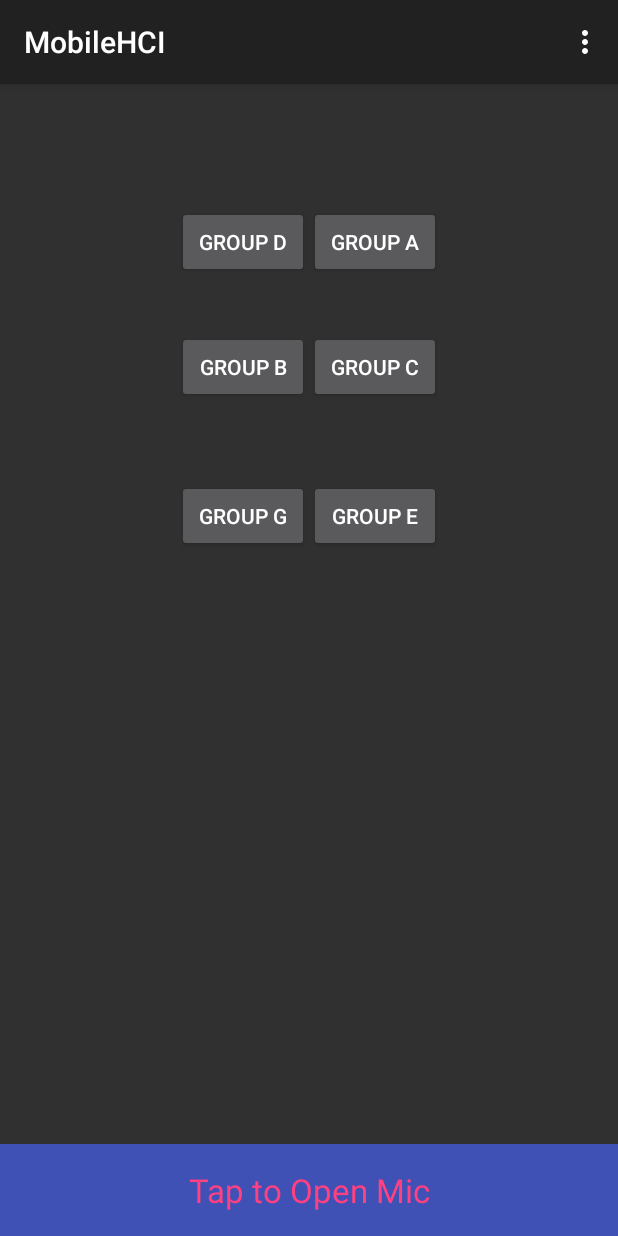
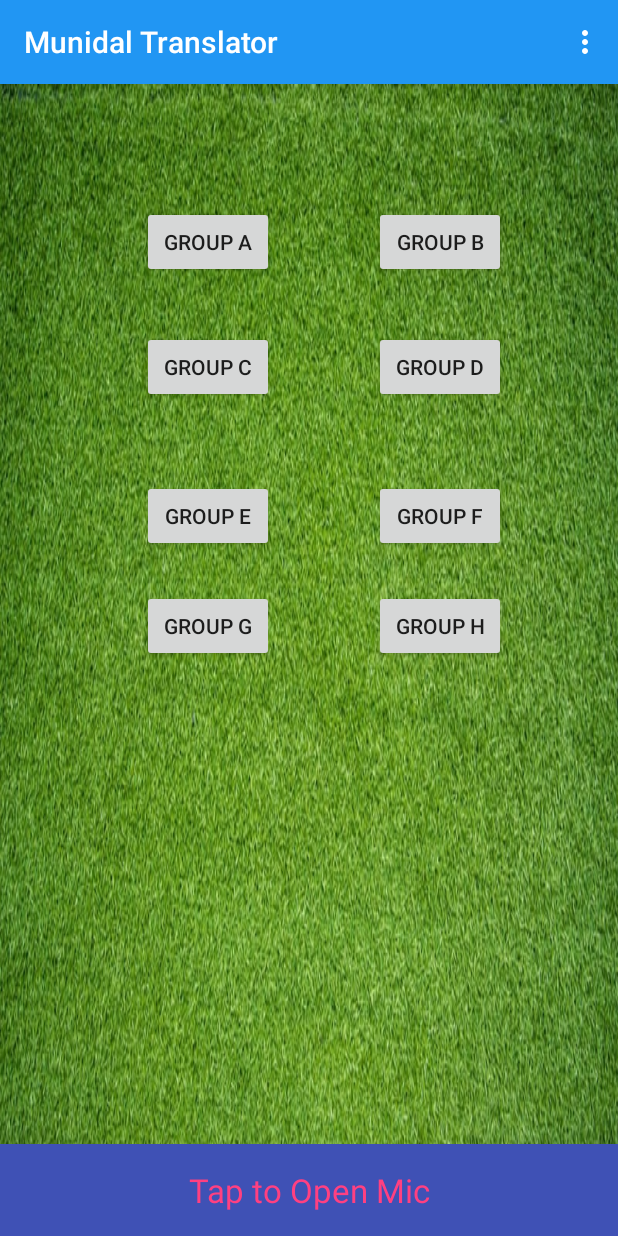
Before and after one commit to mariosfx540/MobileHCI_Project, an Android app: the screen it shows after launch (MainActivity), on a phone screen of 412 x 824 dp. Run offline under Robolectric (Android 15) with nearby library versions, the phone set to English and light mode, and no system bars.

Commit message:
Design_Changes

```diff
--- a/app/src/main/AndroidManifest.xml
+++ b/app/src/main/AndroidManifest.xml
@@ -8,7 +8,7 @@
         android:label="@string/app_name"
         android:roundIcon="@mipmap/ic_launcher_round"
         android:supportsRtl="true"
-        android:theme="@style/Theme.AppCompat">
+        android:theme="@style/AppTheme">
         <activity android:name=".MainActivity">
             <intent-filter>
                 <action android:name="android.intent.action.MAIN" />
--- a/app/src/main/java/com/example/dimis/mobilehci/MainActivity.java
+++ b/app/src/main/java/com/example/dimis/mobilehci/MainActivity.java
@@ -1,5 +1,8 @@
 package com.example.dimis.mobilehci;
 
+import android.graphics.Color;
+import android.graphics.drawable.ColorDrawable;
+import android.support.v7.app.ActionBar;
 import android.support.v7.app.AppCompatActivity;
 import android.os.Bundle;
 import android.util.Log;
--- a/app/src/main/res/layout/activity_main.xml
+++ b/app/src/main/res/layout/activity_main.xml
@@ -5,6 +5,7 @@
     xmlns:tools="http://schemas.android.com/tools"
     android:layout_width="match_parent"
     android:layout_height="match_parent"
+                android:background="@drawable/background"
     tools:context="com.example.dimis.mobilehci.MainActivity">
 
 
@@ -16,7 +17,7 @@
         android:layout_alignBottom="@+id/button4"
         android:layout_alignLeft="@+id/button3"
         android:layout_alignStart="@+id/button3"
-        android:text="Group A"
+        android:text="Group B"
         tools:layout_editor_absoluteX="63dp"
         tools:layout_editor_absoluteY="107dp" />
 
@@ -28,7 +29,7 @@
         android:layout_alignBottom="@+id/button3"
         android:layout_alignLeft="@+id/button4"
         android:layout_alignStart="@+id/button4"
-        android:text="Group B"
+        android:text="Group C"
         app:layout_constraintEnd_toEndOf="parent"
         app:layout_constraintStart_toStartOf="parent"
         tools:layout_editor_absoluteY="107dp" />
@@ -41,7 +42,7 @@
         android:layout_alignStart="@+id/button5"
         android:layout_below="@+id/button4"
         android:layout_marginTop="35dp"
-        android:text="Group C"
+        android:text="Group D"
         tools:layout_editor_absoluteX="63dp"
         tools:layout_editor_absoluteY="208dp" />
 
@@ -53,7 +54,7 @@
         android:layout_alignParentTop="true"
         android:layout_alignStart="@+id/button6"
         android:layout_marginTop="81dp"
-        android:text="Group D"
+        android:text="@string/groupA"
         tools:layout_editor_absoluteX="245dp"
         tools:layout_editor_absoluteY="208dp" />
 
@@ -61,12 +62,13 @@
         android:id="@+id/button5"
         android:layout_width="wrap_content"
         android:layout_height="wrap_content"
+        android:layout_alignBaseline="@+id/button6"
+        android:layout_alignBottom="@+id/button6"
         android:layout_alignLeft="@+id/button7"
         android:layout_alignStart="@+id/button7"
-        android:layout_alignTop="@+id/button6"
-        android:text="Group E"
+        android:text="Group F"
         tools:layout_editor_absoluteX="63dp"
-        tools:layout_editor_absoluteY="307dp" />
+        tools:layout_editor_absoluteY="307dp"/>
 
     <Button
         android:id="@+id/button6"
@@ -76,9 +78,9 @@
         android:layout_alignStart="@+id/button8"
         android:layout_below="@+id/button2"
         android:layout_marginTop="51dp"
-        android:text="Group G"
+        android:text="Group E"
         tools:layout_editor_absoluteX="63dp"
-        tools:layout_editor_absoluteY="410dp" />
+        tools:layout_editor_absoluteY="410dp"/>
 
     <Button
         android:id="@+id/button7"
@@ -86,23 +88,27 @@
         android:layout_height="wrap_content"
         android:layout_alignBaseline="@+id/button8"
         android:layout_alignBottom="@+id/button8"
-        android:layout_alignLeft="@+id/voiceInput"
-        android:layout_alignStart="@+id/voiceInput"
-        android:text="Group F"
+        android:layout_marginLeft="43dp"
+        android:layout_marginStart="43dp"
+        android:layout_toEndOf="@+id/voiceInput"
+        android:layout_toRightOf="@+id/voiceInput"
+        android:text="Group H"
         tools:layout_editor_absoluteX="245dp"
-        tools:layout_editor_absoluteY="307dp" />
+        tools:layout_editor_absoluteY="307dp"/>
 
     <Button
         android:id="@+id/button8"
         android:layout_width="wrap_content"
         android:layout_height="wrap_content"
-        android:layout_above="@+id/voiceInput"
-        android:layout_alignEnd="@+id/voiceInput"
-        android:layout_alignRight="@+id/voiceInput"
-        android:layout_marginBottom="48dp"
-        android:text="Group K"
+        android:layout_below="@+id/button6"
+        android:layout_marginEnd="23dp"
+        android:layout_marginRight="23dp"
+        android:layout_marginTop="25dp"
+        android:layout_toLeftOf="@+id/button7"
+        android:layout_toStartOf="@+id/button7"
+        android:text="Group G"
         tools:layout_editor_absoluteX="245dp"
-        tools:layout_editor_absoluteY="410dp" />
+        tools:layout_editor_absoluteY="410dp"/>
 
     <TextView
         android:id="@+id/voiceInput"
--- a/app/src/main/res/values/colors.xml
+++ b/app/src/main/res/values/colors.xml
@@ -3,4 +3,12 @@
     <color name="colorPrimary">#3F51B5</color>
     <color name="colorPrimaryDark">#303F9F</color>
     <color name="colorAccent">#FF4081</color>
+    <color name="primary">#2196F3</color>
+    <color name="primary_dark">#1976D2</color>
+    <color name="primary_light">#BBDEFB</color>
+    <color name="accent">#536dfe</color>
+    <color name="primary_text">#212121</color>
+    <color name="secondary_text">#757575</color>
+    <color name="icons">#FFFFFF</color>
+    <color name="divider">#BDBDBD</color>
 </resources>
--- a/app/src/main/res/values/strings.xml
+++ b/app/src/main/res/values/strings.xml
@@ -1,3 +1,5 @@
 <resources>
-    <string name="app_name">MobileHCI</string>
+    <string name="app_name">Munidal Translator</string>
+    <string name="trlToRuss">Translate To Russian</string>
+    <string name="groupA">Group A</string>
 </resources>
--- a/app/src/main/res/values/styles.xml
+++ b/app/src/main/res/values/styles.xml
@@ -3,9 +3,14 @@
     <!-- Base application theme. -->
     <style name="AppTheme" parent="Theme.AppCompat.Light.DarkActionBar">
         <!-- Customize your theme here. -->
-        <item name="colorPrimary">@color/colorPrimary</item>
-        <item name="colorPrimaryDark">@color/colorPrimaryDark</item>
-        <item name="colorAccent">@color/colorAccent</item>
+        <item name="colorPrimary">@color/primary</item>
+        <item name="colorPrimaryDark">@color/primary_dark</item>
+        <item name="colorAccent">@color/accent</item>
+        <item name="android:actionBarStyle">@style/MyActionBar</item>
+    </style>
+
+    <style name="MyActionBar" parent="@style/Widget.AppCompat.Light.ActionBar.Solid.Inverse">
+        <item name="background">@color/primary</item>
     </style>
 
 </resources>
```
Also changed, not shown: app/src/main/res/drawable/background.jpg (added).
